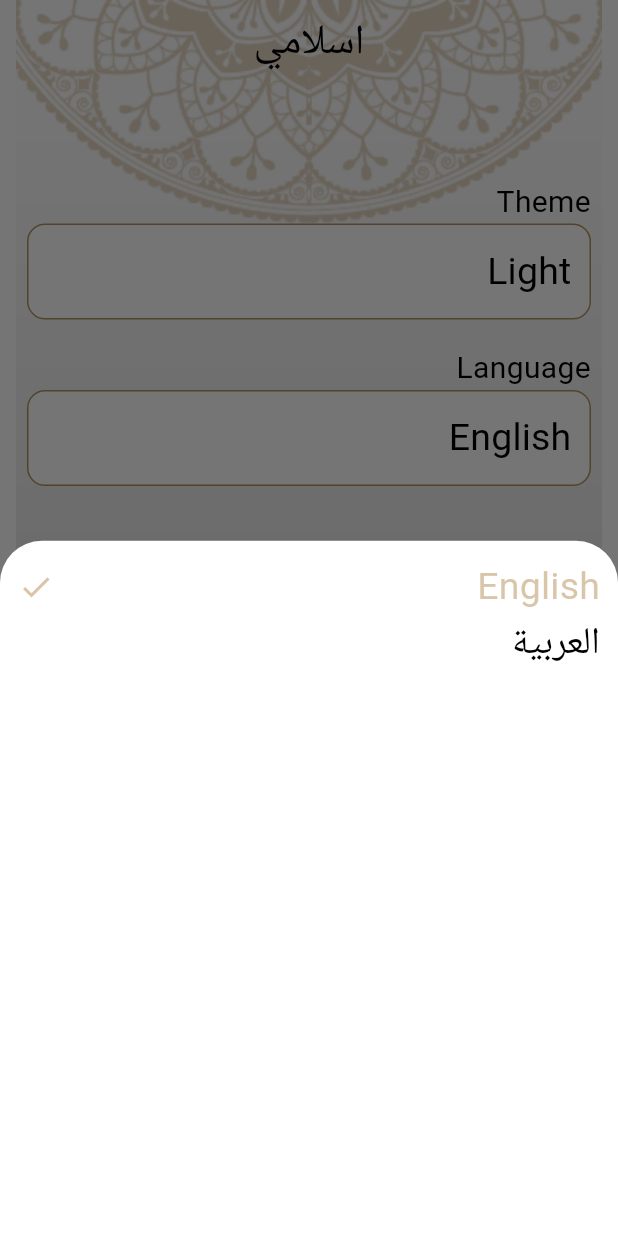
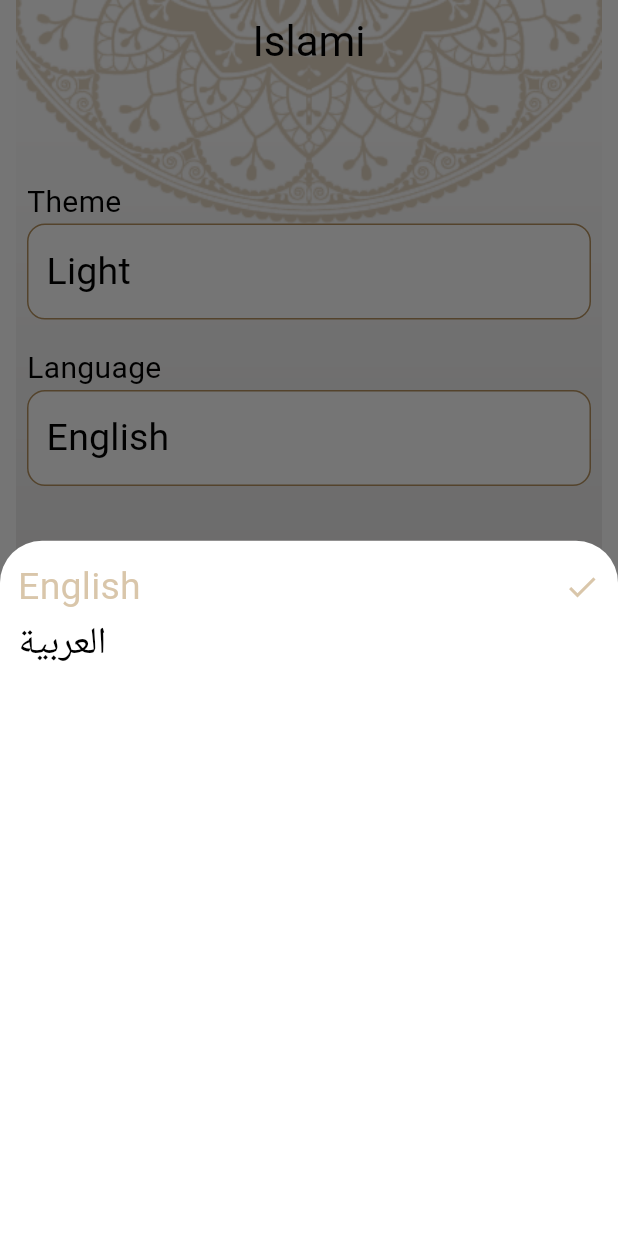
Before and after one commit to egypty3/islami, a Flutter app: the screen it shows after launch, item 5 of the bottom bar chosen, after a tap on "English", on a phone screen of 412 x 824 dp. Run offline on Flutter 3.47's test engine with Material 3 defaults, Android fonts, the light colour scheme and no system bars; generated files the repository leaves out were written again.

Commit message:
provider

```diff
--- a/lib/main.dart
+++ b/lib/main.dart
@@ -1,29 +1,40 @@
 import 'dart:async';
 import 'package:flutter/material.dart';
 import 'package:flutter_localizations/flutter_localizations.dart';
+import 'package:islami/providers/SettingsProvider.dart';
 import 'package:islami/ui/MyThemeData.dart';
 import 'package:islami/ui/hadethDetails/HadethDetailsScreen.dart';
+import 'package:provider/provider.dart';
 import 'ui/Splash/SplashScreen.dart';
 import 'ui/chapterDetails/ChapterDetailsScreen.dart';
 import 'ui/home/HomeScreen.dart';
 import 'package:flutter_gen/gen_l10n/app_localizations.dart';
 
 void main() {
-  runApp(MyApp());
+  runApp(ChangeNotifierProvider(
+      create: (buildContext) => SettingsProvider(),
+      child: MyApp())
+  );
 }
 
 class MyApp extends StatelessWidget {
   @override
   Widget build(BuildContext context) {
+    SettingsProvider settingsProvider =
+      Provider.of<SettingsProvider>(context);
+    // by default listen for changes in settings
+    // search for settings provider
+    // inside widgets tree
+
     return MaterialApp(
       title: 'Splash Screen',
       theme: MyThemeData.lightTheme,
       darkTheme: MyThemeData.darkTheme,
-      themeMode: ThemeMode.light ,
+      themeMode: settingsProvider.currentTheme,
       routes: {
         SplashScreen.routeName: (_) => SplashScreen(),
-        ChapterDetailsScreen.routeName: (_)=>ChapterDetailsScreen(),
-        HadethDetailsScreen.routeName:(_)=>HadethDetailsScreen()
+        ChapterDetailsScreen.routeName: (_) => ChapterDetailsScreen(),
+        HadethDetailsScreen.routeName: (_) => HadethDetailsScreen()
       },
       initialRoute: SplashScreen.routeName,
       localizationsDelegates: AppLocalizations.localizationsDelegates,
@@ -37,7 +48,7 @@ class MyApp extends StatelessWidget {
         Locale('en'), // English
         Locale('ar'), // Spanish
       ],
-      locale: Locale('ar'),
+      locale: Locale(settingsProvider.currentLocale),
     );
   }
 }
--- /dev/null
+++ b/lib/providers/SettingsProvider.dart
@@ -0,0 +1,32 @@
+import 'package:flutter/material.dart';
+
+// observable object
+// subject
+// provider
+class SettingsProvider extends ChangeNotifier {
+  ThemeMode currentTheme = ThemeMode.light;
+  String currentLocale = 'en';
+  void changeTheme(ThemeMode newTheme) {
+// light -> light
+// dark -> dark
+    if(newTheme == currentTheme) return;
+    currentTheme = newTheme;
+    notifyListeners();
+  }
+
+  String getBackgroundImage(){
+    return currentTheme == ThemeMode.dark?
+    'assets/images/main_background_dark.png'
+        :'assets/images/main_background.png';
+  }
+
+  bool isDarkEnabled () {
+    return currentTheme == ThemeMode.dark;
+  }
+
+  void changeLocale(String newLocale){
+    if(newLocale==currentLocale)return;
+    currentLocale = newLocale;
+    notifyListeners();
+  }
+}
--- a/lib/ui/MyThemeData.dart
+++ b/lib/ui/MyThemeData.dart
@@ -1,7 +1,7 @@
 import 'package:flutter/material.dart';
 
 class MyThemeData{
-  static bool isDarkEnabled = false;
+
   static const Color lightPrimary = Color(0xFFB7935F);
   static const Color lightSecondary = Color(0x87B7935F);
   static const Color darkPrimary = Color(0xFF141A2E);
--- a/lib/ui/home/HomeScreen.dart
+++ b/lib/ui/home/HomeScreen.dart
@@ -1,6 +1,8 @@
 import 'package:flutter/material.dart';
+import 'package:islami/providers/SettingsProvider.dart';
 import 'package:islami/ui/MyThemeData.dart';
 import 'package:islami/ui/home/settings/SettingsTab.dart';
+import 'package:provider/provider.dart';
 import 'hadeth/HadethTab.dart';
 import 'quran/QuranTab.dart';
 import 'radio/RadioTab.dart';
@@ -19,12 +21,13 @@ class _HomeScreenState extends State<HomeScreen> {
 
   @override
   Widget build(BuildContext context) {
+    var provider = Provider.of<SettingsProvider>(context);
     return Container(
         decoration: BoxDecoration(
             image: DecorationImage(
-                image:  AssetImage(MyThemeData.isDarkEnabled?
-                'assets/images/main_background_dark.png'
-                    :'assets/images/main_background.png')
+                image:  AssetImage(
+                provider.getBackgroundImage()
+                )
             )
         ),
         child: Scaffold(
@@ -61,7 +64,7 @@ class _HomeScreenState extends State<HomeScreen> {
               BottomNavigationBarItem(
                   backgroundColor: Theme.of(context).primaryColor,
                   icon: Icon(Icons.settings),
-                  label: 'Settings')
+                  label: AppLocalizations.of(context)!.settings)
 
             ],
           ),
--- a/lib/ui/home/hadeth/HadethTab.dart
+++ b/lib/ui/home/hadeth/HadethTab.dart
@@ -3,6 +3,7 @@ import 'dart:ui';
 import 'package:flutter/material.dart';
 import 'package:flutter/services.dart';
 import 'HadethTitleWidget.dart';
+import 'package:flutter_gen/gen_l10n/app_localizations.dart';
 
 
 import 'Hadeth.dart';
@@ -32,7 +33,7 @@ class _HadethTabState extends State<HadethTab> {
                     horizontal: BorderSide(
                         color: Theme.of(context).primaryColor, width: 2))),
             child: Text(
-              'Hadeth',
+              AppLocalizations.of(context)!.hadeth,
               style: Theme.of(context).textTheme.titleMedium,
             )),
         Expanded(
--- a/lib/ui/home/quran/QuranTab.dart
+++ b/lib/ui/home/quran/QuranTab.dart
@@ -1,5 +1,6 @@
 import 'package:flutter/material.dart';
 import 'ChapterTitleWidget.dart';
+import 'package:flutter_gen/gen_l10n/app_localizations.dart';
 
 class QuranTab extends StatelessWidget {
   List<String> names = [
@@ -126,7 +127,7 @@ class QuranTab extends StatelessWidget {
         Expanded(
             flex: 1,
             child: Image.asset('assets/images/quran_header_image.png')),
-        Text('Chapter Name',
+        Text(AppLocalizations.of(context)!.chapter_name,
         style: Theme.of(context).textTheme.titleMedium,),
         Expanded(
           flex: 3,
--- a/lib/ui/home/settings/LanguageBottomSheet.dart
+++ b/lib/ui/home/settings/LanguageBottomSheet.dart
@@ -1,4 +1,7 @@
 import 'package:flutter/material.dart';
+import 'package:provider/provider.dart';
+
+import '../../../providers/SettingsProvider.dart';
 
 class LanguageBottomSheet extends StatefulWidget {
   const LanguageBottomSheet({super.key});
@@ -10,12 +13,31 @@ class LanguageBottomSheet extends StatefulWidget {
 class _LanguageBottomSheetState extends State<LanguageBottomSheet> {
   @override
   Widget build(BuildContext context) {
+    var settingsProvider = Provider.of<SettingsProvider>(context);
+
     return Container(
       padding: EdgeInsets.all(12),
       width: double.infinity,
       child: Column(
         crossAxisAlignment: CrossAxisAlignment.start,
-        children: [getSelectedItem('English'), getUnselectedItem('العربية')],
+        children: [
+          InkWell(
+              onTap: () {
+                settingsProvider.changeLocale('en');
+                Navigator.of(context).pop();
+              },
+              child: settingsProvider.currentLocale == 'en'
+                  ? getSelectedItem('English')
+                  : getUnselectedItem('English')),
+          InkWell(
+              onTap: () {
+                settingsProvider.changeLocale('ar');
+                Navigator.of(context).pop();
+              },
+              child: settingsProvider.currentLocale == 'ar'
+                  ? getSelectedItem('العربية')
+                  : getUnselectedItem('العربية'))
+        ],
       ),
     );
   }
@@ -40,9 +62,13 @@ class _LanguageBottomSheetState extends State<LanguageBottomSheet> {
   }
 
   Widget getUnselectedItem(String text) {
-    return Text(
-      text,
-      style: Theme.of(context).textTheme.titleMedium,
+    return Row(
+      children: [
+        Text(
+          text,
+          style: Theme.of(context).textTheme.titleMedium,
+        ),
+      ],
     );
   }
 }
--- a/lib/ui/home/settings/SettingsTab.dart
+++ b/lib/ui/home/settings/SettingsTab.dart
@@ -1,6 +1,9 @@
 import 'package:flutter/material.dart';
 import 'package:islami/ui/home/settings/LanguageBottomSheet.dart';
 import 'package:islami/ui/home/settings/ThemeBottomSheet.dart';
+import 'package:provider/provider.dart';
+import 'package:flutter_gen/gen_l10n/app_localizations.dart';
+import '../../../providers/SettingsProvider.dart';
 
 class SettingsTab extends StatefulWidget {
   const SettingsTab({super.key});
@@ -12,17 +15,16 @@ class SettingsTab extends StatefulWidget {
 class _SettingsTabState extends State<SettingsTab> {
   @override
   Widget build(BuildContext context) {
+    var settingsProvider = Provider.of<SettingsProvider>(context);
+
     return Container(
-      padding: EdgeInsets.symmetric(
-        vertical: 64,
-        horizontal: 18
-      ) ,
+      padding: EdgeInsets.symmetric(vertical: 64, horizontal: 18),
       child: Column(
         crossAxisAlignment: CrossAxisAlignment.start,
         children: [
-          Text('Theme'),
+          Text(AppLocalizations.of(context)!.theme),
           InkWell(
-            onTap: (){
+            onTap: () {
               showThemeBottomSheet();
             },
             child: Container(
@@ -32,19 +34,20 @@ class _SettingsTabState extends State<SettingsTab> {
                     color: Theme.of(context).colorScheme.background,
                     borderRadius: BorderRadius.circular(12),
                     border: Border.all(
-                    color: Theme.of(context).dividerColor,
-                    width: 1
-                  )
-
+                        color: Theme.of(context).dividerColor, width: 1)),
+                child: Text(
+                  settingsProvider.isDarkEnabled()
+                      ? AppLocalizations.of(context)!.dark
+                      : AppLocalizations.of(context)!.light,
+                  style: Theme.of(context).textTheme.titleMedium,
+                )),
           ),
-                child: Text('Light',
-                style: Theme.of(context).textTheme.titleMedium,)
+          SizedBox(
+            height: 18,
           ),
-          ),
-          SizedBox(height: 18,),
-          Text('Language'),
+          Text(AppLocalizations.of(context)!.language),
           InkWell(
-            onTap: (){
+            onTap: () {
               showLanguageBottomSheet();
             },
             child: Container(
@@ -54,14 +57,12 @@ class _SettingsTabState extends State<SettingsTab> {
                     color: Theme.of(context).colorScheme.background,
                     borderRadius: BorderRadius.circular(12),
                     border: Border.all(
-                        color: Theme.of(context).dividerColor,
-                        width: 1
-                    )
-
-                ),
-                child: Text('English',
-                  style: Theme.of(context).textTheme.titleMedium,)
-            ),
+                        color: Theme.of(context).dividerColor, width: 1)),
+                child: Text(
+                  settingsProvider.currentLocale == 'en'?
+                  'English':'العربية',
+                  style: Theme.of(context).textTheme.titleMedium,
+                )),
           )
         ],
       ),
@@ -69,13 +70,17 @@ class _SettingsTabState extends State<SettingsTab> {
   }
 
   void showLanguageBottomSheet() {
-    showModalBottomSheet(context: context, builder: (context){
+    showModalBottomSheet(
+        context: context,
+        builder: (context) {
           return LanguageBottomSheet();
         });
   }
 
   void showThemeBottomSheet() {
-    showModalBottomSheet(context: context, builder: (context){
+    showModalBottomSheet(
+        context: context,
+        builder: (context) {
           return ThemeBottomSheet();
         });
   }
--- a/lib/ui/splash/SplashScreen.dart
+++ b/lib/ui/splash/SplashScreen.dart
@@ -2,6 +2,8 @@ import 'dart:async';
 
 import 'package:flutter/material.dart';
 import 'package:islami/ui/MyThemeData.dart';
+import 'package:provider/provider.dart';
+import '../../providers/SettingsProvider.dart';
 import '/ui/home/HomeScreen.dart';
 
 class SplashScreen extends StatefulWidget {
@@ -23,11 +25,12 @@ class _SplashScreenState extends State<SplashScreen> {
 
   @override
   Widget build(BuildContext context) {
+    var provider = Provider.of<SettingsProvider>(context);
     return Scaffold(
         body: Container(
             width: double.infinity,
             child: Image.asset(
-              (MyThemeData.isDarkEnabled)
+              (provider.isDarkEnabled())
                   ? 'assets/images/splash_background_dark.png'
                   : 'assets/images/splash_background.png',
               fit: BoxFit.fill,
--- a/pubspec.yaml
+++ b/pubspec.yaml
@@ -40,6 +40,7 @@ dependencies:
   flutter_localizations:
     sdk: flutter
   intl: any
+  provider: ^6.1.1
 
 dev_dependencies:
   flutter_test:
```
Also changed, not shown: lib/l10n/app_ar.arb (+6 -1 lines), lib/l10n/app_en.arb (+6 -1 lines), lib/ui/chapterDetails/ChapterDetailsScreen.dart (+6 -7 lines), lib/ui/hadethDetails/HadethDetailsScreen.dart (+13 -13 lines), lib/ui/home/settings/ThemeBottomSheet.dart (+29 -5 lines), pubspec.lock. Lines whose indentation alone changed are shown as unchanged.
